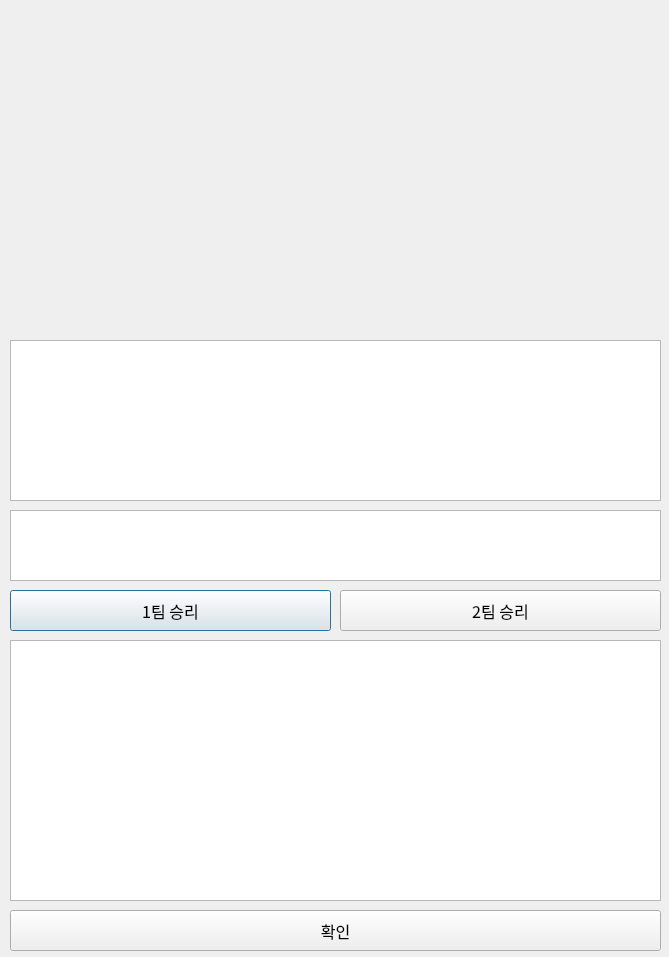
Qt form img/ui/team_window.ui (kbeekim/lol_teamfight) before a commit.
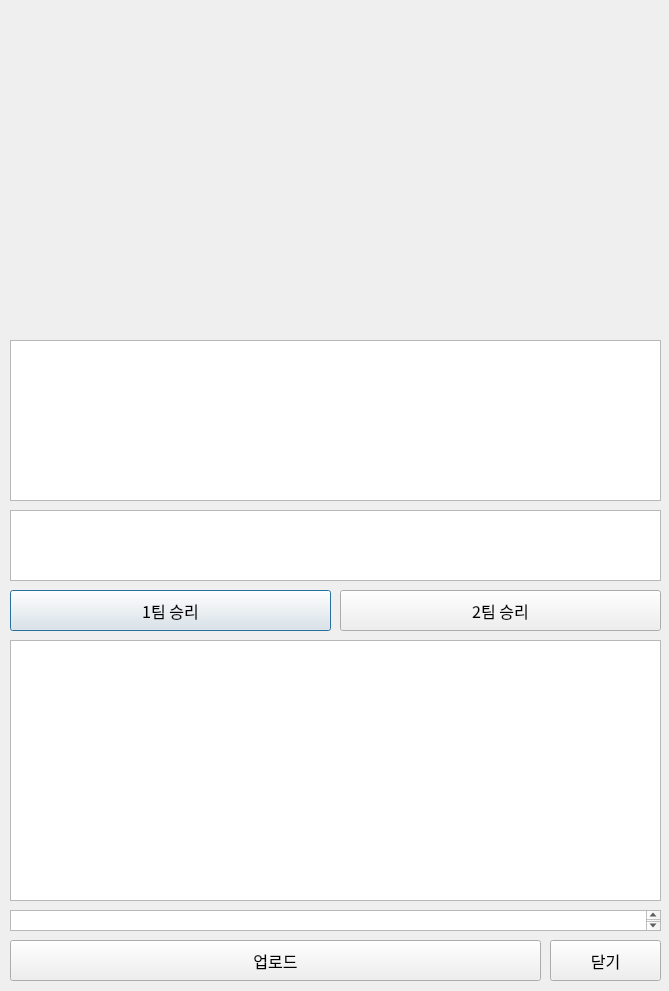
The same form after that commit. Icons and pictures are not drawn.

Diff of the .ui file:
```diff
--- a/img/ui/team_window.ui
+++ b/img/ui/team_window.ui
@@ -7,7 +7,7 @@
     <x>0</x>
     <y>0</y>
     <width>669</width>
-    <height>957</height>
+    <height>991</height>
    </rect>
   </property>
   <property name="windowTitle">
@@ -205,8 +205,8 @@
    <property name="geometry">
     <rect>
      <x>10</x>
-     <y>910</y>
-     <width>651</width>
+     <y>940</y>
+     <width>531</width>
      <height>41</height>
     </rect>
    </property>
@@ -217,7 +217,7 @@
     </font>
    </property>
    <property name="text">
-    <string>확인</string>
+    <string>업로드</string>
    </property>
   </widget>
   <widget class="QTableWidget" name="tableWidget">
@@ -230,6 +230,40 @@
     </rect>
    </property>
   </widget>
+  <widget class="QPushButton" name="close_btn">
+   <property name="geometry">
+    <rect>
+     <x>550</x>
+     <y>940</y>
+     <width>111</width>
+     <height>41</height>
+    </rect>
+   </property>
+   <property name="font">
+    <font>
+     <family>Noto Sans Korean Regular</family>
+     <pointsize>12</pointsize>
+    </font>
+   </property>
+   <property name="text">
+    <string>닫기</string>
+   </property>
+  </widget>
+  <widget class="QTextEdit" name="tmp_edit">
+   <property name="geometry">
+    <rect>
+     <x>10</x>
+     <y>910</y>
+     <width>651</width>
+     <height>21</height>
+    </rect>
+   </property>
+   <property name="font">
+    <font>
+     <family>Noto Sans Korean Regular</family>
+    </font>
+   </property>
+  </widget>
   <zorder>gridLayoutWidget</zorder>
   <zorder>team_edit</zorder>
   <zorder>team1_win_btn</zorder>
```
Left out of the diff: 23 changed lines with no effect on the pictures.
